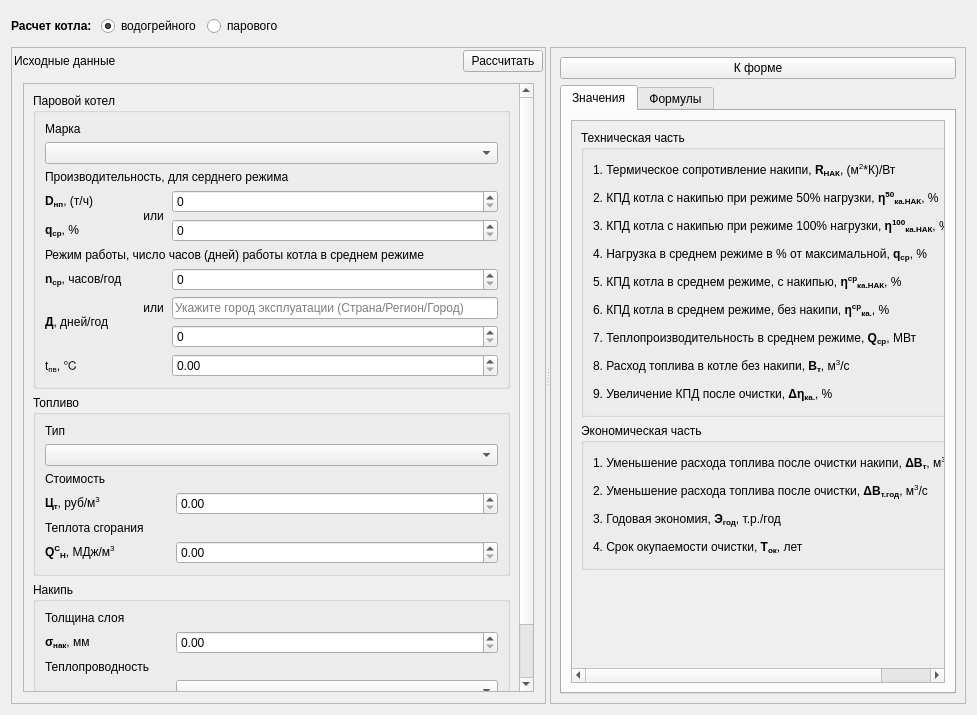
Old version of the form src/plugins/calculate/boilerform.ui in the repository alexey-zayats/bonaka.
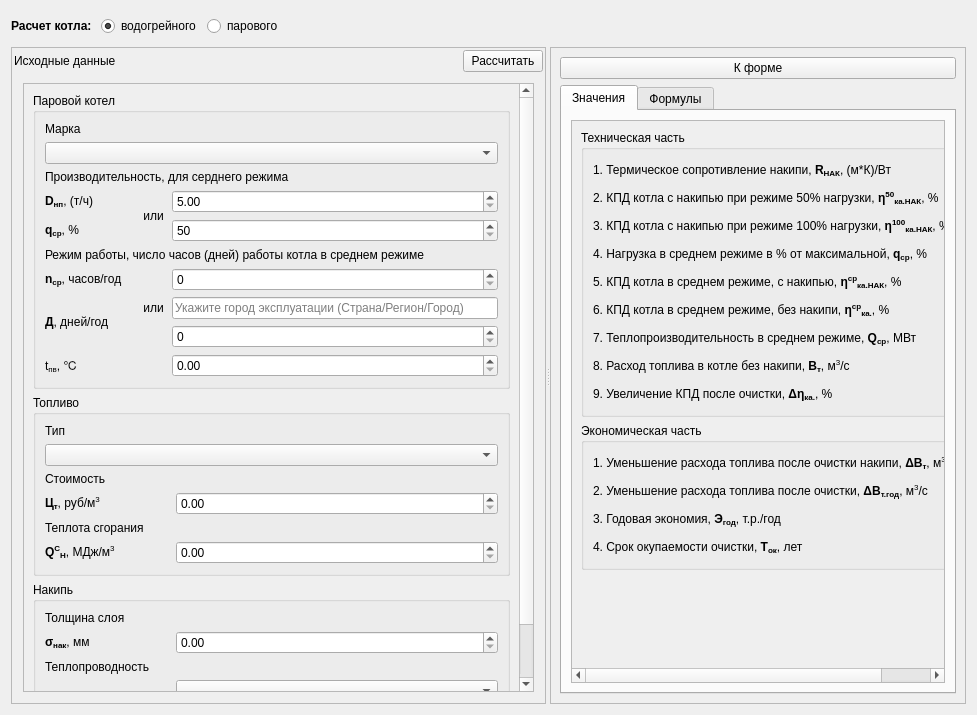
New version of the form. The open tabs and pages were chosen to show the change.

Commit message: Правки в формулах

Patch:
```diff
--- a/src/plugins/calculate/boilerform.ui
+++ b/src/plugins/calculate/boilerform.ui
@@ -702,11 +702,15 @@
                       </property>
                      </widget>
                     </item>
-                    <item row="3" column="2">
-                     <widget class="QSpinBox" name="sPowerSpin1"/>
-                    </item>
                     <item row="4" column="2">
-                     <widget class="QSpinBox" name="sPowerSpin2"/>
+                     <widget class="QSpinBox" name="sPowerSpin2">
+                      <property name="minimum">
+                       <number>50</number>
+                      </property>
+                      <property name="maximum">
+                       <number>100</number>
+                      </property>
+                     </widget>
                     </item>
                     <item row="7" column="0" rowspan="2">
                      <widget class="QLabel" name="label_32">
@@ -735,7 +739,21 @@
                      </widget>
                     </item>
                     <item row="9" column="2">
-                     <widget class="QDoubleSpinBox" name="sInputWaterTemp"/>
+                     <widget class="QDoubleSpinBox" name="sInputWaterTemp">
+                      <property name="maximum">
+                       <double>500.000000000000000</double>
+                      </property>
+                     </widget>
+                    </item>
+                    <item row="3" column="2">
+                     <widget class="QDoubleSpinBox" name="sPowerSpin1">
+                      <property name="minimum">
+                       <double>5.000000000000000</double>
+                      </property>
+                      <property name="maximum">
+                       <double>10.000000000000000</double>
+                      </property>
+                     </widget>
                     </item>
                    </layout>
                   </item>
@@ -994,7 +1012,7 @@
                       <item row="0" column="0">
                        <widget class="QLabel" name="label_17">
                         <property name="text">
-                         <string>1. Термическое сопротивление накипи, &lt;b&gt;R&lt;sub&gt;НАК&lt;/sub&gt;&lt;/b&gt;, (м&lt;sup&gt;2&lt;/sup&gt;*К)/Вт</string>
+                         <string>1. Термическое сопротивление накипи, &lt;b&gt;R&lt;sub&gt;НАК&lt;/sub&gt;&lt;/b&gt;, (м*К)/Вт</string>
                         </property>
                        </widget>
                       </item>
```
Left out of the diff: 70 changed lines with no effect on the pictures. The commit also changes 2 other files.
